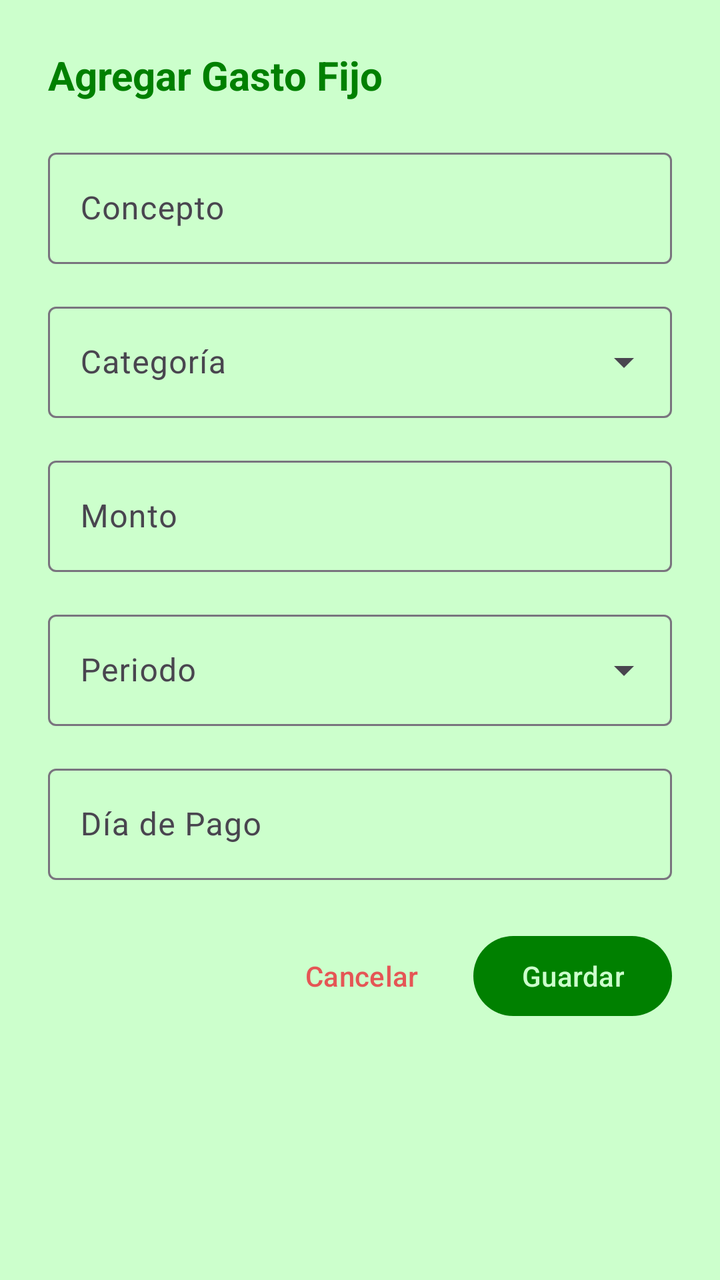
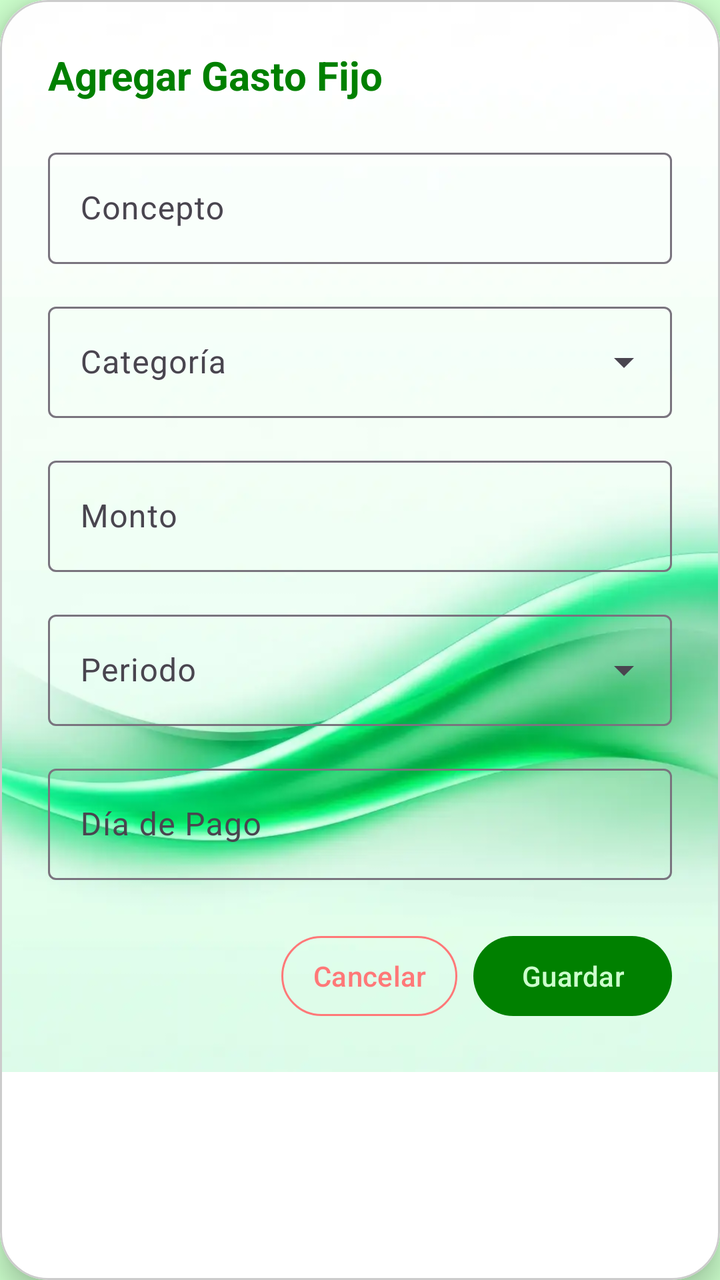

Before-and-after screenshots of an Android layout around one commit, followed by the original layout XML and the change that was made.
<!-- AndroidManifest.xml: application theme Theme.MyLittleFinanControl -->
<!-- res/layout/dialog_agregar_gasto_fijo.xml -->
<?xml version="1.0" encoding="utf-8"?>
<LinearLayout xmlns:android="http://schemas.android.com/apk/res/android"
    xmlns:app="http://schemas.android.com/apk/res-auto"
    android:layout_width="match_parent"
    android:layout_height="wrap_content"
    android:orientation="vertical"
    android:padding="24dp">

    <TextView
        android:id="@+id/tv_titulo_dialogo"
        android:layout_width="match_parent"
        android:layout_height="wrap_content"
        android:layout_marginBottom="20dp"
        android:text="@string/txt_agregar_gasto_fijo"
        android:textColor="@color/primary"
        android:textSize="20sp"
        android:textStyle="bold" />

    <com.google.android.material.textfield.TextInputLayout
        style="@style/Widget.Material3.TextInputLayout.OutlinedBox"
        android:layout_width="match_parent"
        android:layout_height="wrap_content"
        android:layout_marginBottom="16dp"
        android:hint="@string/et_concepto">

        <com.google.android.material.textfield.TextInputEditText
            android:id="@+id/et_concepto"
            android:layout_width="match_parent"
            android:layout_height="wrap_content"
            android:inputType="textCapSentences" />
    </com.google.android.material.textfield.TextInputLayout>

    <com.google.android.material.textfield.TextInputLayout
        style="@style/Widget.Material3.TextInputLayout.OutlinedBox.ExposedDropdownMenu"
        android:layout_width="match_parent"
        android:layout_height="wrap_content"
        android:layout_marginBottom="16dp"
        android:hint="@string/txt_categoria">

        <AutoCompleteTextView
            android:id="@+id/auto_categoria"
            android:layout_width="match_parent"
            android:layout_height="wrap_content"
            android:inputType="none" />
    </com.google.android.material.textfield.TextInputLayout>

    <com.google.android.material.textfield.TextInputLayout
        style="@style/Widget.Material3.TextInputLayout.OutlinedBox"
        android:layout_width="match_parent"
        android:layout_height="wrap_content"
        android:layout_marginBottom="16dp"
        android:hint="@string/et_monto">

        <com.google.android.material.textfield.TextInputEditText
            android:id="@+id/et_monto"
            android:layout_width="match_parent"
            android:layout_height="wrap_content"
            android:inputType="numberDecimal" />
    </com.google.android.material.textfield.TextInputLayout>

    <com.google.android.material.textfield.TextInputLayout
        style="@style/Widget.Material3.TextInputLayout.OutlinedBox.ExposedDropdownMenu"
        android:layout_width="match_parent"
        android:layout_height="wrap_content"
        android:layout_marginBottom="16dp"
        android:hint="@string/txt_periodo">

        <AutoCompleteTextView
            android:id="@+id/auto_periodo"
            android:layout_width="match_parent"
            android:layout_height="wrap_content"
            android:inputType="none" />
    </com.google.android.material.textfield.TextInputLayout>

    <com.google.android.material.textfield.TextInputLayout
        style="@style/Widget.Material3.TextInputLayout.OutlinedBox"
        android:layout_width="match_parent"
        android:layout_height="wrap_content"
        android:layout_marginBottom="24dp"
        android:hint="@string/et_dia_pago">

        <com.google.android.material.textfield.TextInputEditText
            android:id="@+id/et_dia_pago"
            android:layout_width="match_parent"
            android:layout_height="wrap_content"
            android:inputType="number" />
    </com.google.android.material.textfield.TextInputLayout>

    <LinearLayout
        android:layout_width="match_parent"
        android:layout_height="wrap_content"
        android:gravity="end"
        android:orientation="horizontal">

        <com.google.android.material.button.MaterialButton
            android:id="@+id/btn_cancelar"
            style="@style/Widget.Material3.Button.TextButton"
            android:layout_width="wrap_content"
            android:layout_height="wrap_content"
            android:layout_marginEnd="12dp"
            android:text="@string/btn_cancelar"
            android:textColor="@color/accent_alerta" />

        <com.google.android.material.button.MaterialButton
            android:id="@+id/btn_guardar"
            android:layout_width="wrap_content"
            android:layout_height="wrap_content"
            app:backgroundTint="@color/primary"
            android:text="@string/btn_guardar" />
    </LinearLayout>
</LinearLayout>
<!-- resources referenced by this layout -->
<resources>
  <color name="accent_alerta">#E55555</color>
  <color name="primary">#008000</color>
  <string name="btn_cancelar">Cancelar</string>
  <string name="btn_guardar">Guardar</string>
  <string name="et_concepto">Concepto</string>
  <string name="et_dia_pago">Día de Pago</string>
  <string name="et_monto">Monto</string>
  <string name="txt_agregar_gasto_fijo">Agregar Gasto Fijo</string>
  <string name="txt_categoria">Categoría</string>
  <string name="txt_periodo">Periodo</string>
  <style name="Theme.MyLittleFinanControl" parent="Base.Theme.MyLittleFinanControl" />
  <style name="Base.Theme.MyLittleFinanControl" parent="Theme.Material3.DayNight.NoActionBar">
          
          <item name="colorPrimary">@color/primary</item>
          <item name="colorOnPrimary">@color/white</item>
          <item name="colorSecondary">@color/secondary</item>
          <item name="colorOnSecondary">@color/white</item>
          
          
          <item name="android:windowBackground">@color/background_light</item>
          <item name="colorSurface">@color/background_light</item>
          
          
          <item name="colorError">@color/accent_alerta</item>
          
          
          <item name="android:statusBarColor">@color/background_light</item>
          <item name="android:windowLightStatusBar">true</item>
      </style>
  <color name="white">#CCFFCC</color>
  <color name="secondary">#33FF00</color>
  <color name="background_light">#CCFFCC</color>
</resources>

<!-- the commit's change to res/layout/dialog_agregar_gasto_fijo.xml (unified diff, before → after) -->
@@ -1,111 +1,149 @@
 <?xml version="1.0" encoding="utf-8"?>
-<LinearLayout xmlns:android="http://schemas.android.com/apk/res/android"
+<com.google.android.material.card.MaterialCardView xmlns:android="http://schemas.android.com/apk/res/android"
     xmlns:app="http://schemas.android.com/apk/res-auto"
     android:layout_width="match_parent"
     android:layout_height="wrap_content"
-    android:orientation="vertical"
-    android:padding="24dp">
+    android:layout_margin="16dp"
+    app:cardCornerRadius="24dp"
+    app:cardElevation="8dp"
+    app:cardBackgroundColor="@android:color/white"
+    app:strokeWidth="1dp"
+    app:strokeColor="#CCCCCC">
 
-    <TextView
-        android:id="@+id/tv_titulo_dialogo"
+    
+    <RelativeLayout
         android:layout_width="match_parent"
-        android:layout_height="wrap_content"
-        android:layout_marginBottom="20dp"
-        android:text="@string/txt_agregar_gasto_fijo"
-        android:textColor="@color/primary"
-        android:textSize="20sp"
-        android:textStyle="bold" />
+        android:layout_height="wrap_content">
 
-    <com.google.android.material.textfield.TextInputLayout
-        style="@style/Widget.Material3.TextInputLayout.OutlinedBox"
-        android:layout_width="match_parent"
-        android:layout_height="wrap_content"
-        android:layout_marginBottom="16dp"
-        android:hint="@string/et_concepto">
+        
+        <ImageView
+            android:id="@+id/imagenFondo"
+            android:layout_width="match_parent"
+            android:layout_height="0dp"
+            android:layout_alignTop="@id/scrollViewContenido"
+            android:layout_alignBottom="@id/scrollViewContenido"
+            android:src="@drawable/background_1"
+            android:scaleType="centerCrop" />
 
-        <com.google.android.material.textfield.TextInputEditText
-            android:id="@+id/et_concepto"
+        
+        <ScrollView
+            android:id="@+id/scrollViewContenido"
             android:layout_width="match_parent"
             android:layout_height="wrap_content"
-            android:inputType="textCapSentences" />
-    </com.google.android.material.textfield.TextInputLayout>
+            android:background="@android:color/transparent">
 
-    <com.google.android.material.textfield.TextInputLayout
-        style="@style/Widget.Material3.TextInputLayout.OutlinedBox.ExposedDropdownMenu"
-        android:layout_width="match_parent"
-        android:layout_height="wrap_content"
-        android:layout_marginBottom="16dp"
-        android:hint="@string/txt_categoria">
+            <LinearLayout
+                android:layout_width="match_parent"
+                android:layout_height="wrap_content"
+                android:orientation="vertical"
+                android:padding="24dp">
 
-        <AutoCompleteTextView
-            android:id="@+id/auto_categoria"
-            android:layout_width="match_parent"
-            android:layout_height="wrap_content"
-            android:inputType="none" />
-    </com.google.android.material.textfield.TextInputLayout>
+                <TextView
+                    android:id="@+id/tv_titulo_dialogo"
+                    android:layout_width="match_parent"
+                    android:layout_height="wrap_content"
+                    android:layout_marginBottom="20dp"
+                    android:text="@string/txt_agregar_gasto_fijo"
+                    android:textColor="@color/primary"
+                    android:textSize="20sp"
+                    android:textStyle="bold" />
 
-    <com.google.android.material.textfield.TextInputLayout
-        style="@style/Widget.Material3.TextInputLayout.OutlinedBox"
-        android:layout_width="match_parent"
-        android:layout_height="wrap_content"
-        android:layout_marginBottom="16dp"
-        android:hint="@string/et_monto">
+                <com.google.android.material.textfield.TextInputLayout
+                    style="@style/Widget.Material3.TextInputLayout.OutlinedBox"
+                    android:layout_width="match_parent"
+                    android:layout_height="wrap_content"
+                    android:layout_marginBottom="16dp"
+                    android:hint="@string/et_concepto">
 
-        <com.google.android.material.textfield.TextInputEditText
-            android:id="@+id/et_monto"
-            android:layout_width="match_parent"
-            android:layout_height="wrap_content"
-            android:inputType="numberDecimal" />
-    </com.google.android.material.textfield.TextInputLayout>
+                    <com.google.android.material.textfield.TextInputEditText
+                        android:id="@+id/et_concepto"
+                        android:layout_width="match_parent"
+                        android:layout_height="wrap_content"
+                        android:inputType="textCapSentences" />
+                </com.google.android.material.textfield.TextInputLayout>
 
-    <com.google.android.material.textfield.TextInputLayout
-        style="@style/Widget.Material3.TextInputLayout.OutlinedBox.ExposedDropdownMenu"
-        android:layout_width="match_parent"
-        android:layout_height="wrap_content"
-        android:layout_marginBottom="16dp"
-        android:hint="@string/txt_periodo">
+                <com.google.android.material.textfield.TextInputLayout
+                    style="@style/Widget.Material3.TextInputLayout.OutlinedBox.ExposedDropdownMenu"
+                    android:layout_width="match_parent"
+                    android:layout_height="wrap_content"
+                    android:layout_marginBottom="16dp"
+                    android:hint="@string/txt_categoria">
 
-        <AutoCompleteTextView
-            android:id="@+id/auto_periodo"
-            android:layout_width="match_parent"
-            android:layout_height="wrap_content"
-            android:inputType="none" />
-    </com.google.android.material.textfield.TextInputLayout>
+                    <AutoCompleteTextView
+                        android:id="@+id/auto_categoria"
+                        android:layout_width="match_parent"
+                        android:layout_height="wrap_content"
+                        android:inputType="none" />
+                </com.google.android.material.textfield.TextInputLayout>
 
-    <com.google.android.material.textfield.TextInputLayout
-        style="@style/Widget.Material3.TextInputLayout.OutlinedBox"
-        android:layout_width="match_parent"
-        android:layout_height="wrap_content"
-        android:layout_marginBottom="24dp"
-        android:hint="@string/et_dia_pago">
+                <com.google.android.material.textfield.TextInputLayout
+                    style="@style/Widget.Material3.TextInputLayout.OutlinedBox"
+                    android:layout_width="match_parent"
+                    android:layout_height="wrap_content"
+                    android:layout_marginBottom="16dp"
+                    android:hint="@string/et_monto">
 
-        <com.google.android.material.textfield.TextInputEditText
-            android:id="@+id/et_dia_pago"
-            android:layout_width="match_parent"
-            android:layout_height="wrap_content"
-            android:inputType="number" />
-    </com.google.android.material.textfield.TextInputLayout>
+                    <com.google.android.material.textfield.TextInputEditText
+                        android:id="@+id/et_monto"
+                        android:layout_width="match_parent"
+                        android:layout_height="wrap_content"
+                        android:inputType="numberDecimal" />
+                </com.google.android.material.textfield.TextInputLayout>
 
-    <LinearLayout
-        android:layout_width="match_parent"
-        android:layout_height="wrap_content"
-        android:gravity="end"
-        android:orientation="horizontal">
+                <com.google.android.material.textfield.TextInputLayout
+                    style="@style/Widget.Material3.TextInputLayout.OutlinedBox.ExposedDropdownMenu"
+                    android:layout_width="match_parent"
+                    android:layout_height="wrap_content"
+                    android:layout_marginBottom="16dp"
+                    android:hint="@string/txt_periodo">
 
-        <com.google.android.material.button.MaterialButton
-            android:id="@+id/btn_cancelar"
-            style="@style/Widget.Material3.Button.TextButton"
-            android:layout_width="wrap_content"
-            android:layout_height="wrap_content"
-            android:layout_marginEnd="12dp"
-            android:text="@string/btn_cancelar"
-            android:textColor="@color/accent_alerta" />
+                    <AutoCompleteTextView
+                        android:id="@+id/auto_periodo"
+                        android:layout_width="match_parent"
+                        android:layout_height="wrap_content"
+                        android:inputType="none" />
+                </com.google.android.material.textfield.TextInputLayout>
 
-        <com.google.android.material.button.MaterialButton
-            android:id="@+id/btn_guardar"
-            android:layout_width="wrap_content"
-            android:layout_height="wrap_content"
-            app:backgroundTint="@color/primary"
-            android:text="@string/btn_guardar" />
-    </LinearLayout>
-</LinearLayout>
+                <com.google.android.material.textfield.TextInputLayout
+                    style="@style/Widget.Material3.TextInputLayout.OutlinedBox"
+                    android:layout_width="match_parent"
+                    android:layout_height="wrap_content"
+                    android:layout_marginBottom="24dp"
+                    android:hint="@string/et_dia_pago">
+
+                    <com.google.android.material.textfield.TextInputEditText
+                        android:id="@+id/et_dia_pago"
+                        android:layout_width="match_parent"
+                        android:layout_height="wrap_content"
+                        android:inputType="number" />
+                </com.google.android.material.textfield.TextInputLayout>
+
+                <LinearLayout
+                    android:layout_width="match_parent"
+                    android:layout_height="wrap_content"
+                    android:gravity="end"
+                    android:orientation="horizontal">
+
+                    
+                    <com.google.android.material.button.MaterialButton
+                        android:id="@+id/btn_cancelar"
+                        style="@style/Widget.Material3.Button.TextButton"
+                        android:layout_width="wrap_content"
+                        android:layout_height="wrap_content"
+                        android:layout_marginEnd="8dp"
+                        android:text="@string/btn_cancelar"
+                        app:strokeWidth="1dp"
+                        app:strokeColor="@color/accent_alerta"
+                        android:textColor="@color/accent_alerta" />
+
+                    <com.google.android.material.button.MaterialButton
+                        android:id="@+id/btn_guardar"
+                        android:layout_width="wrap_content"
+                        android:layout_height="wrap_content"
+                        app:backgroundTint="@color/primary"
+                        android:text="@string/btn_guardar" />
+                </LinearLayout>
+            </LinearLayout>
+        </ScrollView>
+    </RelativeLayout>
+</com.google.android.material.card.MaterialCardView>
<!-- resource entries referenced after the edit -->
@@ -1,7 +1,8 @@
 <!-- resources referenced by this layout -->
 <resources>
-  <color name="accent_alerta">#E55555</color>
+  <color name="accent_alerta">#FF7878</color>
   <color name="primary">#008000</color>
+  <!-- drawable background_1: webp bitmap (drawable, 18726 bytes) -->
   <string name="btn_cancelar">Cancelar</string>
   <string name="btn_guardar">Guardar</string>
   <string name="et_concepto">Concepto</string>
